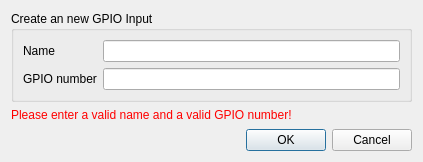
calaos/calaos_installer, file data/DialogNewGpioInput.ui: the form before one commit.
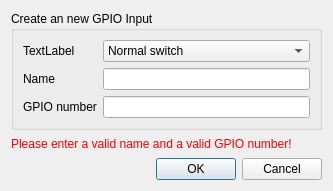
The form after the commit.

Commit message: Add input type to gpio switch

```diff
--- a/data/DialogNewGpioInput.ui
+++ b/data/DialogNewGpioInput.ui
@@ -6,8 +6,8 @@
    <rect>
     <x>0</x>
     <y>0</y>
-    <width>423</width>
-    <height>162</height>
+    <width>333</width>
+    <height>191</height>
    </rect>
   </property>
   <property name="windowTitle">
@@ -23,26 +23,52 @@
       <property name="fieldGrowthPolicy">
        <enum>QFormLayout::AllNonFixedFieldsGrow</enum>
       </property>
-      <item row="0" column="0">
+      <item row="1" column="0">
        <widget class="QLabel" name="label_3">
         <property name="text">
          <string>Name</string>
         </property>
        </widget>
       </item>
-      <item row="0" column="1">
+      <item row="1" column="1">
        <widget class="QLineEdit" name="edit_name"/>
       </item>
-      <item row="1" column="0">
+      <item row="2" column="0">
        <widget class="QLabel" name="label_2">
         <property name="text">
          <string>GPIO number</string>
         </property>
        </widget>
       </item>
-      <item row="1" column="1">
+      <item row="2" column="1">
        <widget class="QLineEdit" name="edit_gpio_nb"/>
       </item>
+      <item row="0" column="0">
+       <widget class="QLabel" name="label">
+        <property name="text">
+         <string>TextLabel</string>
+        </property>
+       </widget>
+      </item>
+      <item row="0" column="1">
+       <widget class="QComboBox" name="switch_type_combo">
+        <item>
+         <property name="text">
+          <string>Normal switch</string>
+         </property>
+        </item>
+        <item>
+         <property name="text">
+          <string>Triple click switch</string>
+         </property>
+        </item>
+        <item>
+         <property name="text">
+          <string>Long press switch</string>
+         </property>
+        </item>
+       </widget>
+      </item>
      </layout>
     </widget>
    </item>
```
The commit also changes 1 other file.
